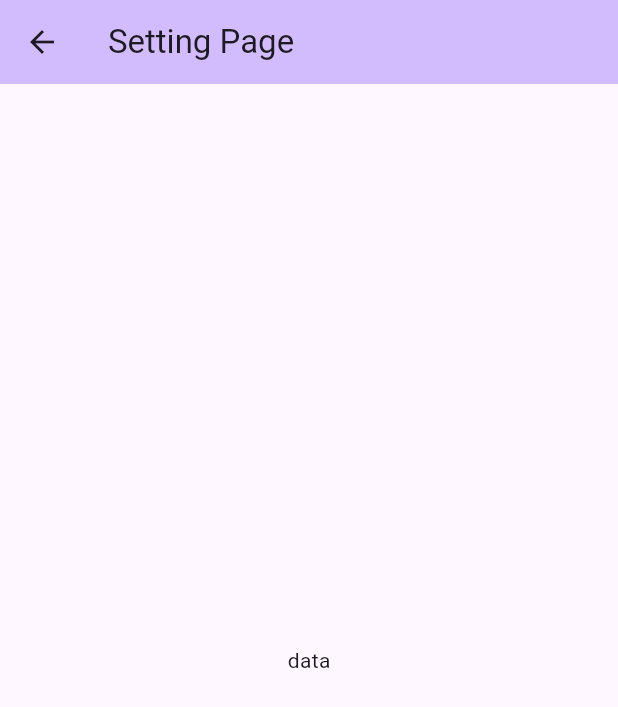
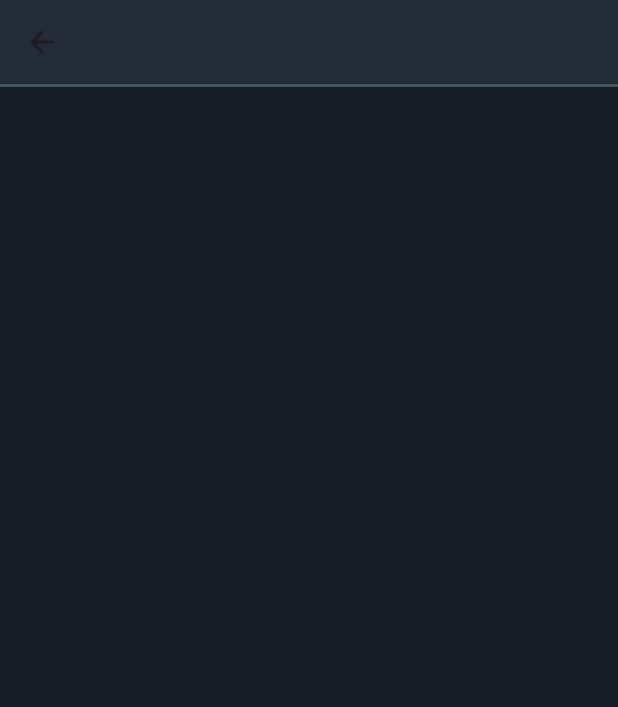
Before and after one commit to aditechdev/arre_assignment_flutter, a Flutter app: the MyAccountScreen screen opened by its route, on a phone screen of 412 x 824 dp. Shown: the top 707 px of the screen. Run offline on Flutter 3.47's test engine with Material 2 defaults, Android fonts, the phone set to English and light mode, and no system bars; missing offline and left inert: color_log.

Commit message:
:lipstick: Setup: Theme setup for app

```diff
--- a/lib/features/my_account_screen.dart
+++ b/lib/features/my_account_screen.dart
@@ -1,3 +1,4 @@
+import 'package:arre_assignment_flutter/config/theme/theme_manager.dart';
 import 'package:flutter/material.dart';
 
 class MyAccountScreen extends StatelessWidget {
@@ -7,12 +8,28 @@ class MyAccountScreen extends StatelessWidget {
 
   @override
   Widget build(BuildContext context) {
+    var th = theme.currentTheme;
+
     return Scaffold(
-      appBar: AppBar(
-        backgroundColor: Theme.of(context).colorScheme.inversePrimary,
-        title: const Text("Setting Page"),
+      appBar: AppBar(),
+      body: Column(
+        crossAxisAlignment: CrossAxisAlignment.start,
+        mainAxisAlignment: MainAxisAlignment.start,
+        children: [
+          Divider(
+            height: 2,
+            thickness: 2,
+            color: th.appBarShadowColor,
+          )
+        ],
       ),
-      body: const Center(child: Text("data")),
     );
+    // Scaffold(
+    //   appBar: AppBar(
+    //     backgroundColor: Theme.of(context).colorScheme.inversePrimary,
+    //     title: const Text("Setting Page"),
+    //   ),
+    //   body: const Center(child: Text("data")),
+    // );
   }
 }
```
Also changed, not shown: lib/config/theme/abstract_theme.dart (added, +13 -0 lines), lib/config/theme/my_theme.dart (added, +54 -0 lines), lib/config/theme/theme_collection/light_theme.dart (added, +19 -0 lines), lib/config/theme/theme_manager.dart (added, +30 -0 lines), lib/features/splash_screen.dart (+16 -2 lines), lib/main.dart (+7 -4 lines).
